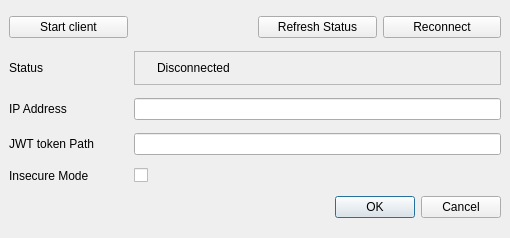
suchinton/AGL_Demo_Control_Panel, file ui/Settings_Window.ui: the form before one commit.
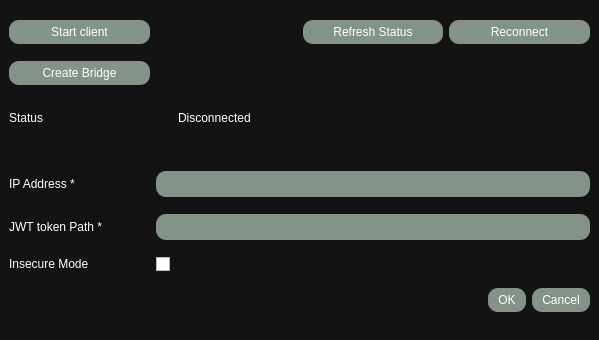
The form after the commit. Icons and pictures are not drawn.

```diff
--- a/ui/Settings_Window.ui
+++ b/ui/Settings_Window.ui
@@ -6,54 +6,69 @@
    <rect>
     <x>0</x>
     <y>0</y>
-    <width>510</width>
-    <height>238</height>
+    <width>599</width>
+    <height>340</height>
    </rect>
   </property>
   <property name="windowTitle">
    <string>MainWindow</string>
   </property>
+  <property name="styleSheet">
+   <string notr="true">*{
+	border: none;
+	background-color: transparent;
+	background: none;
+	padding: 0;
+	margin: 0;
+	color: #fff;
+}
+
+#centralwidget{
+	background-color: #131313 ; /* dark green */
+}
+
+#centralwidget QPushButton{
+	background-color: #859287; /* light green */
+	padding: 5px 10px;
+	border-radius: 10px;
+}
+
+#centralwidget QPushButton:pressed {
+    background-color: #498661 ; /* green */
+}
+
+#centralwidget QLineEdit {
+    background-color: #859287; /* light green */
+	border-radius: 10px;
+	padding: 5px 0px;
+}
+
+Line {
+	background-color: #498661 ; /* green */
+}
+</string>
+  </property>
   <widget class="QWidget" name="centralwidget">
    <layout class="QGridLayout" name="gridLayout">
-    <item row="2" column="0">
-     <widget class="QLabel" name="IPAddr">
+    <item row="0" column="0">
+     <widget class="QPushButton" name="startClientBtn">
       <property name="text">
-       <string>IP Address</string>
+       <string>Start client</string>
+      </property>
+      <property name="icon">
+       <iconset resource="../assets/res.qrc">
+        <normaloff>:/icons/feather/play.svg</normaloff>:/icons/feather/play.svg</iconset>
       </property>
      </widget>
     </item>
-    <item row="3" column="1" colspan="3">
-     <widget class="QLineEdit" name="tokenPathInput"/>
-    </item>
-    <item row="3" column="0">
+    <item row="6" column="0">
      <widget class="QLabel" name="tokenPath">
       <property name="text">
-       <string>JWT token Path</string>
-      </property>
-     </widget>
-    </item>
-    <item row="1" column="0">
-     <widget class="QLabel" name="status">
-      <property name="text">
-       <string>Status</string>
+       <string>JWT token Path *</string>
       </property>
      </widget>
     </item>
     <item row="2" column="1" colspan="3">
-     <widget class="QLineEdit" name="IPAddrInput"/>
-    </item>
-    <item row="0" column="3">
-     <widget class="QPushButton" name="reconnectBtn">
-      <property name="text">
-       <string>Reconnect</string>
-      </property>
-      <property name="icon">
-       <iconset resource="../assets/res.qrc">
-        <normaloff>:/icons/feather/refresh-cw.svg</normaloff>:/icons/feather/refresh-cw.svg</iconset>
-      </property>
-     </widget>
-    </item>
-    <item row="1" column="1" colspan="3">
      <widget class="QFrame" name="frame">
       <property name="sizePolicy">
        <sizepolicy hsizetype="Preferred" vsizetype="Maximum">
@@ -94,21 +109,14 @@
       </layout>
      </widget>
     </item>
-    <item row="5" column="0" colspan="4">
-     <widget class="QDialogButtonBox" name="buttonBox">
-      <property name="standardButtons">
-       <set>QDialogButtonBox::Cancel|QDialogButtonBox::Ok</set>
+    <item row="4" column="0" colspan="4">
+     <widget class="Line" name="line">
+      <property name="orientation">
+       <enum>Qt::Horizontal</enum>
       </property>
      </widget>
     </item>
-    <item row="4" column="0">
-     <widget class="QLabel" name="label">
-      <property name="text">
-       <string>Insecure Mode</string>
-      </property>
-     </widget>
-    </item>
-    <item row="4" column="1" colspan="3">
+    <item row="7" column="1" colspan="3">
      <widget class="QCheckBox" name="checkBox">
       <property name="text">
        <string/>
@@ -118,6 +126,13 @@
       </property>
      </widget>
     </item>
+    <item row="8" column="0" colspan="4">
+     <widget class="QDialogButtonBox" name="buttonBox">
+      <property name="standardButtons">
+       <set>QDialogButtonBox::Cancel|QDialogButtonBox::Ok</set>
+      </property>
+     </widget>
+    </item>
     <item row="0" column="2">
      <widget class="QPushButton" name="refreshBtn">
       <property name="text">
@@ -125,14 +140,52 @@
       </property>
      </widget>
     </item>
-    <item row="0" column="0">
-     <widget class="QPushButton" name="startClientBtn">
+    <item row="7" column="0">
+     <widget class="QLabel" name="label">
       <property name="text">
-       <string>Start client</string>
+       <string>Insecure Mode</string>
       </property>
+     </widget>
+    </item>
+    <item row="5" column="0">
+     <widget class="QLabel" name="IPAddr">
+      <property name="text">
+       <string>IP Address *</string>
+      </property>
+     </widget>
+    </item>
+    <item row="5" column="1" colspan="3">
+     <widget class="QLineEdit" name="IPAddrInput"/>
+    </item>
+    <item row="0" column="3">
+     <widget class="QPushButton" name="reconnectBtn">
+      <property name="text">
+       <string>Reconnect</string>
+      </property>
       <property name="icon">
        <iconset resource="../assets/res.qrc">
-        <normaloff>:/icons/feather/play.svg</normaloff>:/icons/feather/play.svg</iconset>
+        <normaloff>:/icons/feather/refresh-cw.svg</normaloff>:/icons/feather/refresh-cw.svg</iconset>
+      </property>
+     </widget>
+    </item>
+    <item row="2" column="0">
+     <widget class="QLabel" name="status">
+      <property name="text">
+       <string>Status</string>
+      </property>
+     </widget>
+    </item>
+    <item row="6" column="1" colspan="3">
+     <widget class="QLineEdit" name="tokenPathInput"/>
+    </item>
+    <item row="1" column="0">
+     <widget class="QPushButton" name="pushButton">
+      <property name="text">
+       <string>Create Bridge</string>
+      </property>
+      <property name="icon">
+       <iconset resource="../assets/res.qrc">
+        <normaloff>:/icons/feather/link.svg</normaloff>:/icons/feather/link.svg</iconset>
       </property>
      </widget>
     </item>
```
Left out of the diff: 1 changed line with no effect on the pictures.
